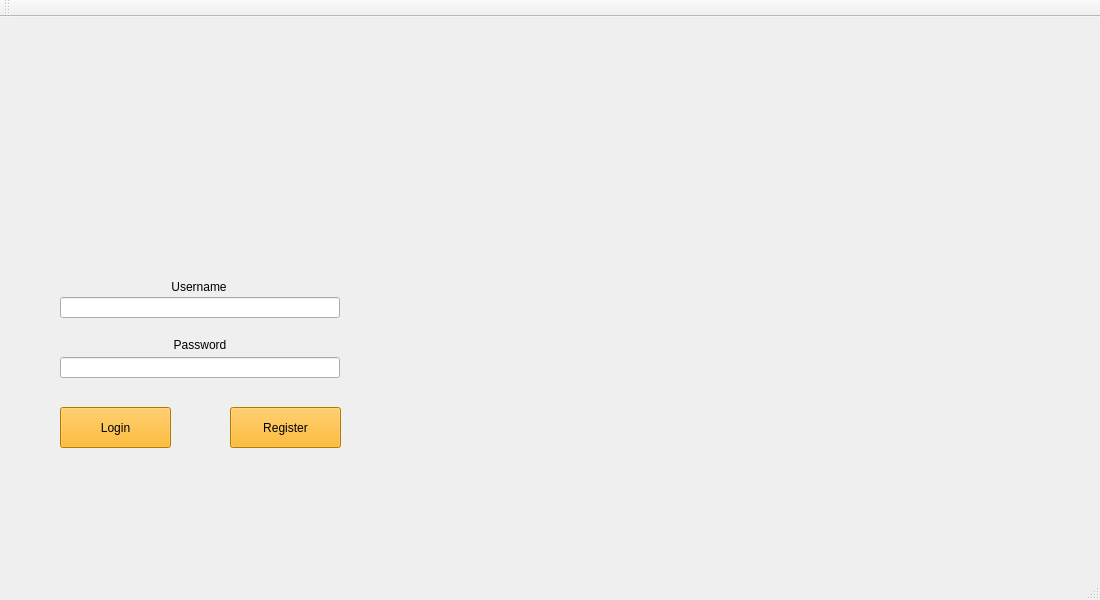
The window that Client1/Registration.ui (Paul-Podoleanu/ProjectModernCpp) describes before a commit, drawn with Qt 5.
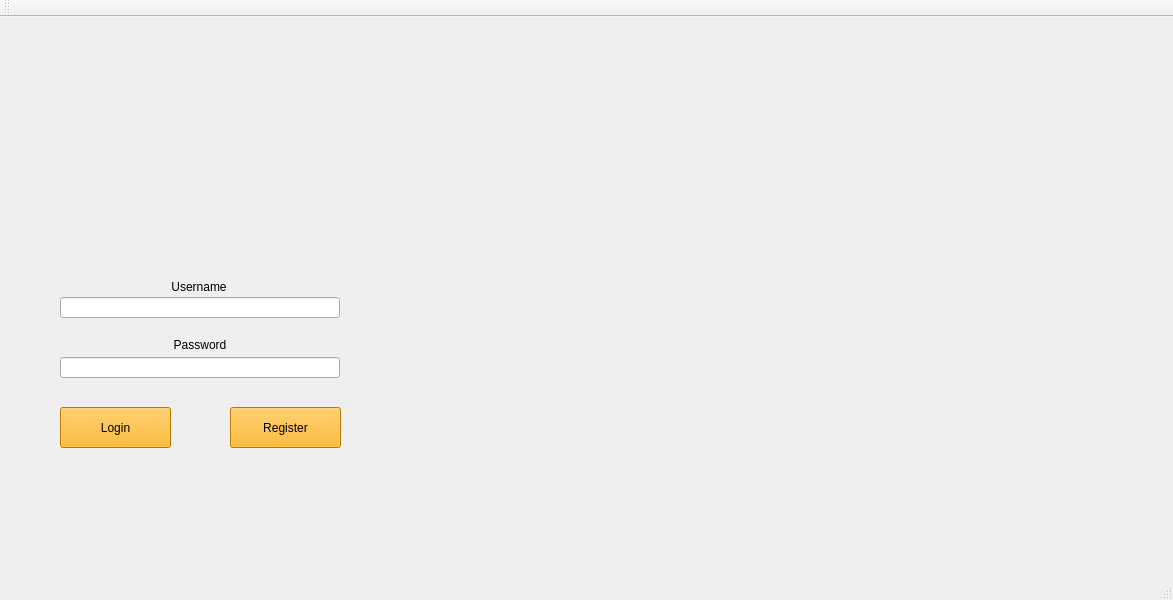
The same window after the commit. Icons and pictures are not drawn.

The edit to the form file:
```diff
--- a/Client1/Registration.ui
+++ b/Client1/Registration.ui
@@ -6,7 +6,7 @@
    <rect>
     <x>0</x>
     <y>0</y>
-    <width>1100</width>
+    <width>1173</width>
     <height>600</height>
    </rect>
   </property>
```
Left out of the diff: 4 changed lines with no effect on the pictures.
